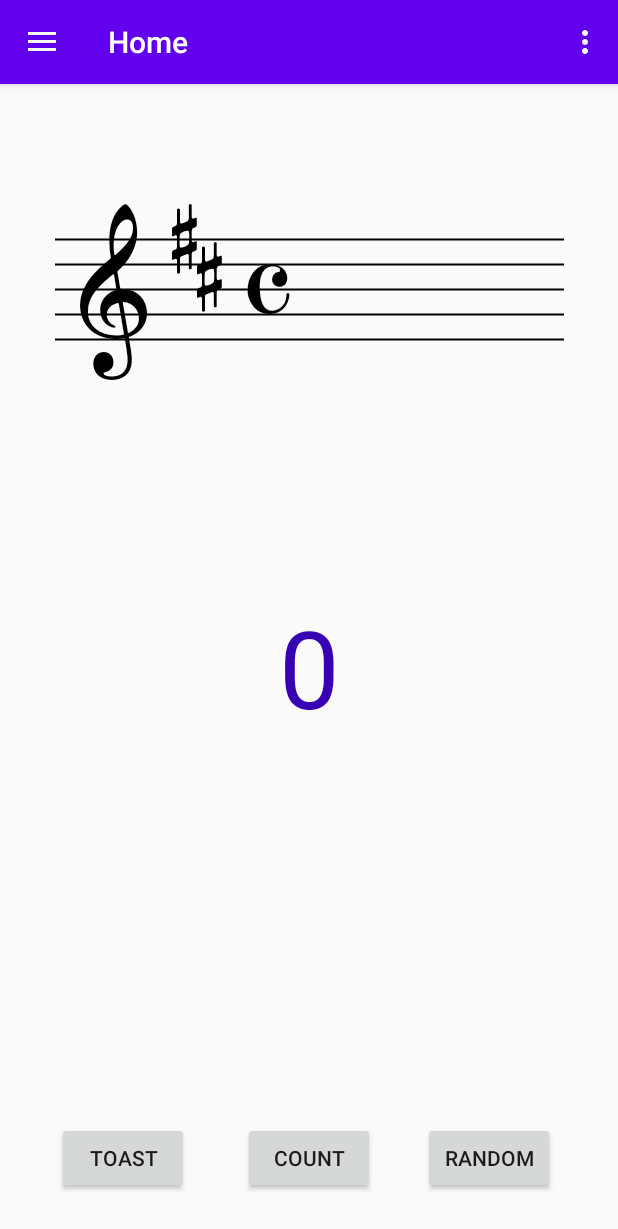
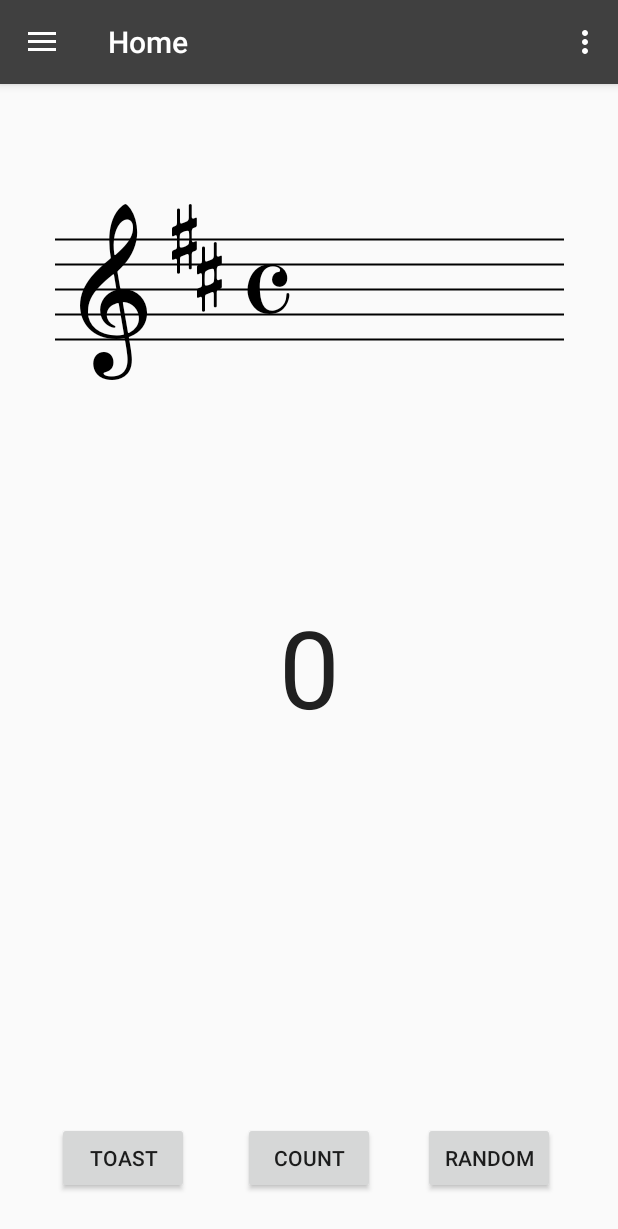
Before and after one commit to rome2/MusicToolbox, an Android app: the screen it shows after launch (MainActivity), on a phone screen of 412 x 824 dp. Shown: the top 1229 px of the screen. Run offline under Robolectric (Android 15) with nearby library versions, the phone set to English and light mode, and no system bars; our stand-ins replace navigation-ui; Roboto replaces fonts that are not available here.

Commit message:
Created tempo markers and started navigation structure

```diff
--- a/app/build.gradle
+++ b/app/build.gradle
@@ -49,6 +49,8 @@ dependencies {
     implementation 'androidx.lifecycle:lifecycle-extensions:2.0.0'
     implementation 'androidx.navigation:navigation-fragment-ktx:2.0.0'
     implementation 'androidx.navigation:navigation-ui-ktx:2.0.0'
+    implementation 'androidx.lifecycle:lifecycle-viewmodel-ktx:2.2.0'
+    implementation 'androidx.preference:preference:1.1.0'
     testImplementation 'junit:junit:4.12'
     androidTestImplementation 'androidx.test.ext:junit:1.1.1'
     androidTestImplementation 'androidx.test.espresso:espresso-core:3.2.0'
--- a/app/src/main/java/de/matrix44/musictoolbox/MainActivity.kt
+++ b/app/src/main/java/de/matrix44/musictoolbox/MainActivity.kt
@@ -14,6 +14,9 @@ import androidx.drawerlayout.widget.DrawerLayout
 import androidx.appcompat.app.AppCompatActivity
 import androidx.appcompat.widget.Toolbar
 
+// Fragments: https://developer.android.com/guide/components/fragments
+// ViewModel: https://codelabs.developers.google.com/codelabs/kotlin-android-training-view-model/#3
+
 class MainActivity : AppCompatActivity() {
 
     private lateinit var appBarConfiguration: AppBarConfiguration
@@ -29,7 +32,7 @@ class MainActivity : AppCompatActivity() {
         // Passing each menu ID as a set of Ids because each
         // menu should be considered as top level destinations.
         val drawerLayout: DrawerLayout = findViewById(R.id.drawer_layout)
-        appBarConfiguration = AppBarConfiguration(setOf(R.id.nav_gallery, R.id.nav_home, R.id.nav_slideshow), drawerLayout)
+        appBarConfiguration = AppBarConfiguration(setOf(R.id.nav_home, R.id.nav_gallery, R.id.nav_slideshow, R.id.nav_music_theory, R.id.nav_settings), drawerLayout)
 
         val navController = findNavController(R.id.nav_host_fragment)
         setupActionBarWithNavController(navController, appBarConfiguration)
--- a/app/src/main/res/layout/app_bar_main.xml
+++ b/app/src/main/res/layout/app_bar_main.xml
@@ -15,7 +15,7 @@
             android:id="@+id/toolbar"
             android:layout_width="match_parent"
             android:layout_height="?attr/actionBarSize"
-            android:background="?attr/colorPrimary"
+            android:background="@color/colorPrimary"
             app:popupTheme="@style/AppTheme.PopupOverlay" />
 
     </com.google.android.material.appbar.AppBarLayout>
--- a/app/src/main/res/menu/activity_main_drawer.xml
+++ b/app/src/main/res/menu/activity_main_drawer.xml
@@ -16,5 +16,17 @@
             android:id="@+id/nav_slideshow"
             android:icon="@drawable/ic_menu_slideshow"
             android:title="@string/menu_slideshow" />
+        <item
+            android:id="@+id/nav_music_theory"
+            android:icon="@drawable/ic_menu_slideshow"
+            android:title="@string/menu_music_theory" />
+        <item
+            android:id="@+id/nav_tools"
+            android:icon="@drawable/ic_menu_slideshow"
+            android:title="@string/menu_tools" />
+        <item
+            android:id="@+id/nav_settings"
+            android:icon="@drawable/ic_menu_slideshow"
+            android:title="@string/menu_settings" />
     </group>
 </menu>
--- a/app/src/main/res/navigation/mobile_navigation.xml
+++ b/app/src/main/res/navigation/mobile_navigation.xml
@@ -10,23 +10,15 @@
         android:name="de.matrix44.musictoolbox.ui.home.HomeFragment"
         android:label="@string/menu_home"
         tools:layout="@layout/fragment_home">
-
         <action
-            android:id="@+id/action_HomeFragment_to_HomeSecondFragment"
-            app:destination="@id/nav_home_second" />
-    </fragment>
-    <fragment
-        android:id="@+id/nav_home_second"
-        android:name="de.matrix44.musictoolbox.ui.home.HomeSecondFragment"
-        android:label="@string/home_second"
-        tools:layout="@layout/fragment_home_second">
+            android:id="@+id/action_nav_home_to_nav_settings"
+            app:destination="@id/nav_settings" />
         <action
-            android:id="@+id/action_HomeSecondFragment_to_HomeFragment"
-            app:destination="@id/nav_home" />
-
-        <argument
-            android:name="myArg"
-            app:argType="string" />
+            android:id="@+id/action_nav_home_to_nav_music_theory"
+            app:destination="@id/nav_music_theory" />
+        <action
+            android:id="@+id/action_nav_home_to_nav_tools"
+            app:destination="@id/nav_tools" />
     </fragment>
 
     <fragment
@@ -40,4 +32,32 @@
         android:name="de.matrix44.musictoolbox.ui.slideshow.SlideshowFragment"
         android:label="@string/menu_slideshow"
         tools:layout="@layout/fragment_slideshow" />
+
+    <fragment
+        android:id="@+id/nav_music_theory"
+        android:name="de.matrix44.musictoolbox.ui.musictheory.MusicTheoryFragment"
+        android:label="@string/menu_music_theory"
+        tools:layout="@layout/fragment_music_theory" />
+
+    <fragment
+        android:id="@+id/nav_tempo_table"
+        android:name="de.matrix44.musictoolbox.ui.tools.TempoTableFragment"
+        android:label="@string/menu_tempo_table"
+        tools:layout="@layout/fragment_tempo_table" />
+
+    <fragment
+        android:id="@+id/nav_tools"
+        android:name="de.matrix44.musictoolbox.ui.tools.ToolsFragment"
+        android:label="@string/menu_tools"
+        tools:layout="@layout/fragment_tools" >
+        <action
+            android:id="@+id/action_nav_tools_to_nav_tempo_table"
+            app:destination="@id/nav_tempo_table" />
+    </fragment>
+
+    <fragment
+        android:id="@+id/nav_settings"
+        android:name="de.matrix44.musictoolbox.ui.settings.SettingsFragment"
+        android:label="@string/menu_settings" />
+
 </navigation>
--- a/app/src/main/res/values/colors.xml
+++ b/app/src/main/res/values/colors.xml
@@ -1,6 +1,8 @@
 <?xml version="1.0" encoding="utf-8"?>
 <resources>
-    <color name="colorPrimary">#6200EE</color>
-    <color name="colorPrimaryDark">#3700B3</color>
-    <color name="colorAccent">#03DAC5</color>
+    <color name="colorPrimary">#404040</color>
+    <color name="colorPrimaryDark">#202020</color>
+    <color name="colorAccent">#C0C0C0</color>
+    <color name="colorPrimaryText">#202020</color>
+    <color name="colorPrimaryDarkText">#E0E0E0</color>
 </resources>
--- a/app/src/main/res/values/strings.xml
+++ b/app/src/main/res/values/strings.xml
@@ -5,15 +5,38 @@
     <string name="nav_header_title">RoMe\'s Music Toolbox</string>
     <string name="nav_header_subtitle">android.studio@android.com</string>
     <string name="nav_header_desc">Navigation header</string>
+
     <string name="action_settings">Settings</string>
 
+    <string name="menu_settings">Settings</string>
     <string name="menu_home">Home</string>
     <string name="menu_gallery">Gallery</string>
     <string name="menu_slideshow">Slideshow</string>
+    <string name="menu_tempo_table">Tempo Markings</string>
+    <string name="menu_music_theory">Music Theory</string>
+    <string name="menu_tools">Tools</string>
+
+    <string name="fragment_tools_description">In this category you\'ll find some tools that make your life as musician a bit easier.</string>
 
     <string name="home_second">Home Second</string>
     <string name="hallo">0</string>
     <string name="toast_btn_text">Toast</string>
     <string name="random_btn_text">Random</string>
     <string name="count_btn_text">Count</string>
+    <!-- Preference Titles -->
+    <string name="messages_header">Messages</string>
+    <string name="sync_header">Sync</string>
+
+    <!-- Messages Preferences -->
+    <string name="signature_title">Your signature</string>
+    <string name="reply_title">Default reply action</string>
+
+    <!-- Sync Preferences -->
+    <string name="sync_title">Sync email periodically</string>
+    <string name="attachment_title">Download incoming attachments</string>
+    <string name="attachment_summary_on">Automatically download attachments for incoming emails
+    </string>
+    <string name="attachment_summary_off">Only download attachments when manually requested</string>
+    <!-- TODO: Remove or change this placeholder text -->
+    <string name="hello_blank_fragment">Hello blank fragment</string>
 </resources>
```
Also changed, not shown: app/src/main/java/de/matrix44/musictoolbox/ui/musictheory/MusicTheoryFragment.kt (added, +32 -0 lines), app/src/main/java/de/matrix44/musictoolbox/ui/musictheory/MusicTheoryViewModel.kt (added, +7 -0 lines), app/src/main/java/de/matrix44/musictoolbox/ui/settings/SettingsFragment.kt (added, +34 -0 lines), app/src/main/java/de/matrix44/musictoolbox/ui/tools/TempoTableFragment.kt (added, +74 -0 lines), app/src/main/java/de/matrix44/musictoolbox/ui/tools/ToolsFragment.kt (added, +30 -0 lines), app/src/main/res/layout/fragment_music_theory.xml (added, +13 -0 lines), app/src/main/res/layout/fragment_tempo_table.xml (added, +18 -0 lines), app/src/main/res/layout/fragment_tools.xml (added, +46 -0 lines), app/src/main/res/values/arrays.xml (added, +83 -0 lines), app/src/main/res/xml/root_preferences.xml (added, +35 -0 lines).
